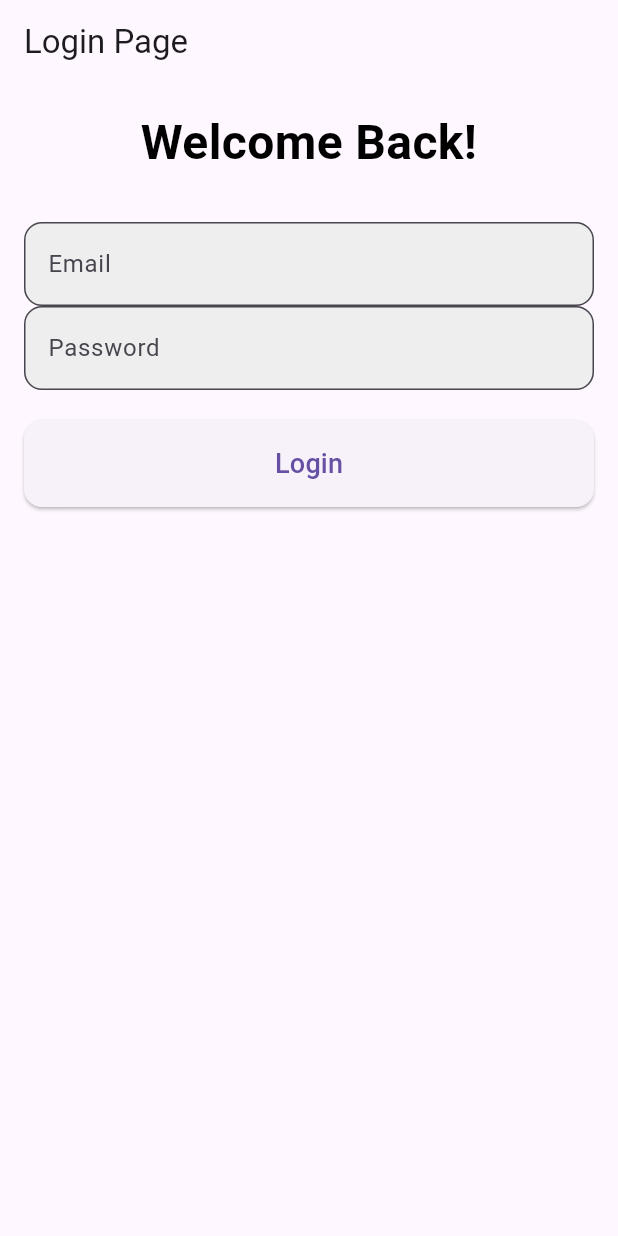
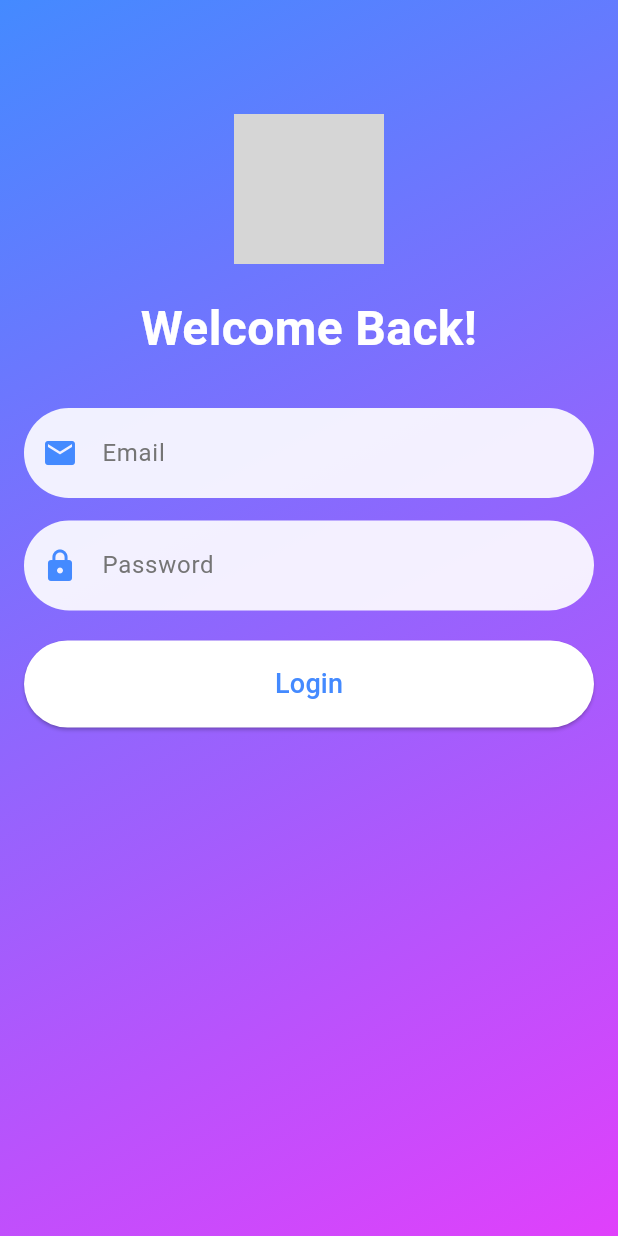
Before and after one commit to Zwl112512/asm2, a Flutter app: the screen it shows after launch, on a phone screen of 412 x 824 dp. Run offline on Flutter 3.47's test engine with Material 3 defaults, Android fonts, the phone set to English and light mode, and no system bars; our stand-ins replace cloud_firestore, convex_bottom_bar, dash_chat_2, firebase_auth, firebase_core, firebase_storage and 3 more; missing offline and left inert: chat_gpt_sdk; accounts and stored records are empty; grey boxes are pictures that could not be loaded.

Commit message:
Update login_page.dart

```diff
--- a/lib/screens/login_page.dart
+++ b/lib/screens/login_page.dart
@@ -9,30 +9,23 @@ class LoginPage extends StatefulWidget {
 class _LoginPageState extends State<LoginPage> {
   final _emailController = TextEditingController();
   final _passwordController = TextEditingController();
-  bool _isLoading = false; // 控制加载状态
+  bool _isLoading = false;
 
-  // 登录逻辑
   void login() async {
     setState(() {
-      _isLoading = true; // 开启加载状态
+      _isLoading = true;
     });
 
     try {
-      // 用户登录
       await FirebaseAuth.instance.signInWithEmailAndPassword(
         email: _emailController.text.trim(),
         password: _passwordController.text.trim(),
       );
 
-      // 获取当前登录用户
       final user = FirebaseAuth.instance.currentUser;
-
-      // 判断是否为管理员账号
       if (user != null && user.email == 'admin@admin.com') {
-        // 如果是管理员，导航到管理员页面
-        Navigator.pushReplacementNamed(context, '/admin-add-restaurant');
+        Navigator.pushReplacementNamed(context, '/restaurants-overview');
       } else {
-        // 如果是普通用户，导航到普通主页
         Navigator.pushReplacementNamed(context, '/home');
       }
     } on FirebaseAuthException catch (e) {
@@ -53,13 +46,11 @@ class _LoginPageState extends State<LoginPage> {
       _showErrorSnackBar('An unexpected error occurred: $e');
     } finally {
       setState(() {
-        _isLoading = false; // 关闭加载状态
+        _isLoading = false;
       });
     }
   }
 
-
-  // 显示错误提示
   void _showErrorSnackBar(String message) {
     ScaffoldMessenger.of(context).showSnackBar(
       SnackBar(content: Text(message)),
@@ -69,19 +60,36 @@ class _LoginPageState extends State<LoginPage> {
   @override
   Widget build(BuildContext context) {
     return Scaffold(
-      appBar: AppBar(title: Text('Login Page')),
-      body: SingleChildScrollView(
+      body: Container(
+        width: double.infinity,
+        height: double.infinity,
+        decoration: BoxDecoration(
+          gradient: LinearGradient(
+            colors: [Colors.blueAccent, Colors.purpleAccent],
+            begin: Alignment.topLeft,
+            end: Alignment.bottomRight,
+          ),
+        ),
+        child: SingleChildScrollView(
           padding: const EdgeInsets.all(16.0),
           child: Column(
             mainAxisAlignment: MainAxisAlignment.center,
             crossAxisAlignment: CrossAxisAlignment.stretch,
             children: [
+              SizedBox(height: 60),
+              Center(
+                child: Image.asset(
+                  'assets/logo.jpg', // 替换为你的应用 Logo
+                  height: 100,
+                ),
+              ),
+              SizedBox(height: 20),
               Text(
                 'Welcome Back!',
                 style: TextStyle(
                   fontSize: 32,
                   fontWeight: FontWeight.bold,
-                color: Colors.black,
+                  color: Colors.white,
                 ),
                 textAlign: TextAlign.center,
               ),
@@ -89,52 +97,84 @@ class _LoginPageState extends State<LoginPage> {
               _buildTextField(
                 controller: _emailController,
                 label: 'Email',
+                icon: Icons.email,
                 obscureText: false,
               ),
+              SizedBox(height: 15),
               _buildTextField(
                 controller: _passwordController,
                 label: 'Password',
+                icon: Icons.lock,
                 obscureText: true,
               ),
               SizedBox(height: 20),
               _isLoading
-                ? Center(child: CircularProgressIndicator()) // 显示加载动画
+                  ? Center(child: CircularProgressIndicator(color: Colors.white))
                   : ElevatedButton(
-              onPressed: login, // 登录按钮触发登录逻辑
+                onPressed: login,
                 style: ElevatedButton.styleFrom(
                   padding: EdgeInsets.all(16.0),
                   shape: RoundedRectangleBorder(
-                  borderRadius: BorderRadius.circular(12.0),
+                    borderRadius: BorderRadius.circular(30.0),
                   ),
+                  backgroundColor: Colors.white,
                 ),
                 child: Text(
                   'Login',
-                style: TextStyle(fontSize: 18),
+                  style: TextStyle(
+                    fontSize: 18,
+                    color: Colors.blueAccent,
                   ),
                 ),
+              ),
+              SizedBox(height: 20),
             ],
+          ),
         ),
       ),
     );
   }
 
-  // 构建通用输入框组件
   Widget _buildTextField({
     required TextEditingController controller,
     required String label,
+    required IconData icon,
     required bool obscureText,
   }) {
     return TextField(
       controller: controller,
       obscureText: obscureText,
       decoration: InputDecoration(
-        labelText: label,
+        filled: true,
+        fillColor: Colors.white.withOpacity(0.9), // 输入框背景颜色
+        hintText: label, // 使用 hintText 显示占位符
+        hintStyle: TextStyle(
+          color: Colors.grey[600],
+          fontSize: 16,
+        ),
+        prefixIcon: Icon(
+          icon,
+          color: Colors.blueAccent,
+        ),
         border: OutlineInputBorder(
-          borderRadius: BorderRadius.circular(12.0),
+          borderRadius: BorderRadius.circular(30.0),
+          borderSide: BorderSide.none,
         ),
-        filled: true,
-        fillColor: Colors.grey[200],
+        focusedBorder: OutlineInputBorder(
+          borderRadius: BorderRadius.circular(30.0),
+          borderSide: BorderSide(
+            color: Colors.blueAccent,
+            width: 2.0,
+          ),
+        ),
+        contentPadding: EdgeInsets.symmetric(vertical: 18.0, horizontal: 20.0),
+      ),
+      style: TextStyle(
+        fontSize: 16,
+        color: Colors.black87,
       ),
     );
   }
+
+
 }
```
Lines whose indentation alone changed are shown as unchanged.
